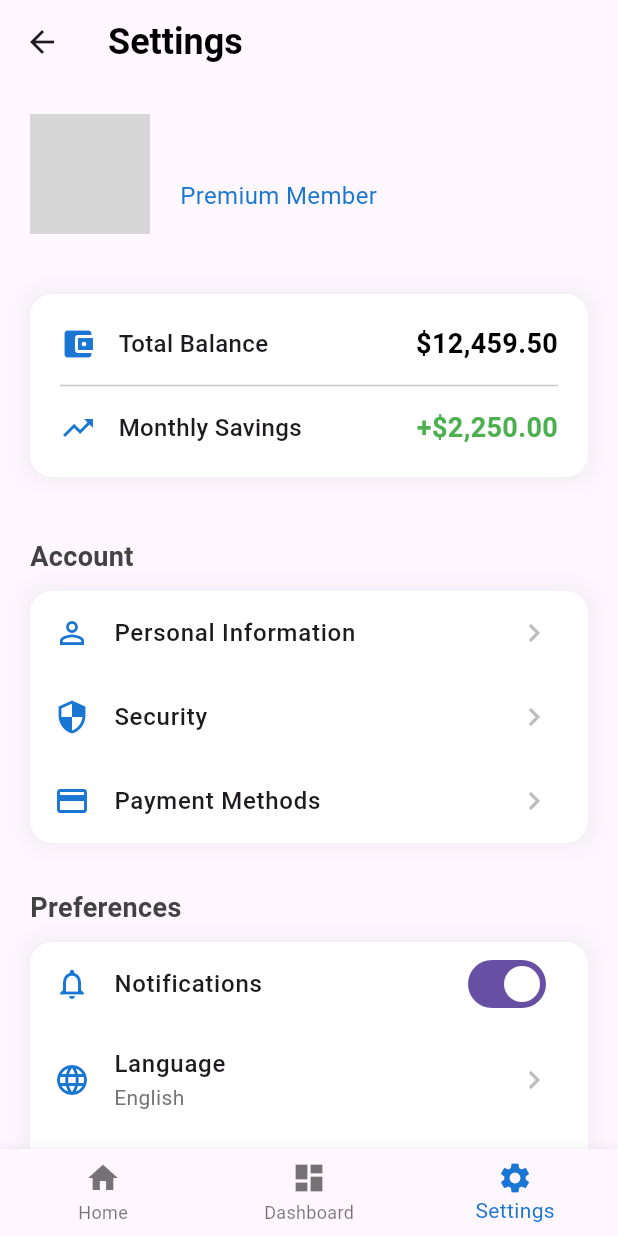
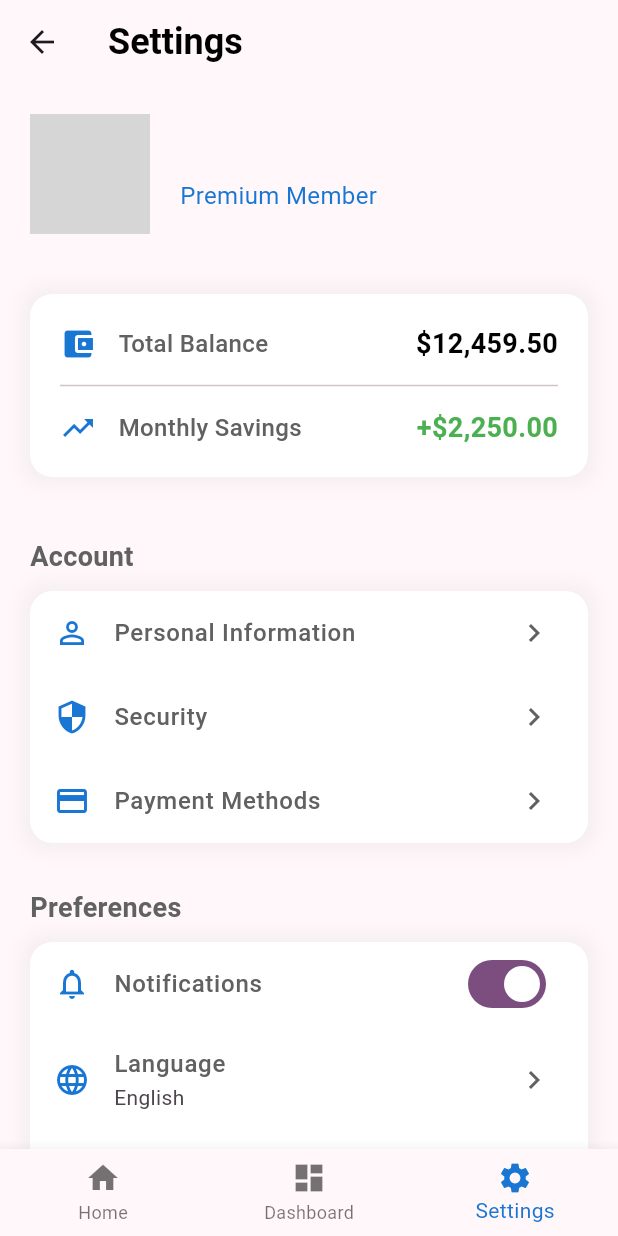
Before and after one commit to sensitiky/flutter-finance-tracker, a Flutter app: the Home screen opened by its route, scrolled down 179 dp, after a tap on the "person outline" icon, on a phone screen of 412 x 824 dp. Run offline on Flutter 3.47's test engine with Material 3 defaults, Android fonts, the phone set to English and light mode, and no system bars; our stand-ins replace cloud_firestore, firebase_auth, firebase_core, fl_chart; accounts and stored records are empty; generated files the repository leaves out were written again; network calls fail; grey boxes are pictures that could not be loaded.

Commit message:
add theme management with ThemeViewModel and integrate into main app

```diff
--- a/lib/main.dart
+++ b/lib/main.dart
@@ -1,5 +1,6 @@
 import 'package:expense_tracker/firebase_options.dart';
 import 'package:expense_tracker/modelview/cardviewmodel.dart';
+import 'package:expense_tracker/modelview/themeviewmodel.dart';
 import 'package:expense_tracker/modelview/userviewmodel.dart';
 import 'package:expense_tracker/services/cardservices.dart';
 import 'package:expense_tracker/services/userservices.dart';
@@ -30,13 +31,37 @@ class MainApp extends StatelessWidget {
             create: (context) => UserViewModel(Userservices()),
           ),
           ChangeNotifierProvider(
-          create: (context) => CreditCardViewModel(CardServices()),
+            create: (context) => CreditCardViewModel(
+              CardServices(),
             ),
+          ),
+          ChangeNotifierProvider(
+            create: (context) => Themeviewmodel(),
+          )
         ],
-      child: MaterialApp(
+        child:
+            Consumer<Themeviewmodel>(builder: (context, themeViewModel, child) {
+          return MaterialApp(
             debugShowCheckedModeBanner: false,
             initialRoute: "/Welcome",
             home: const Home(),
+            theme: ThemeData(
+              useMaterial3: true,
+              colorScheme: ColorScheme.fromSeed(
+                seedColor: Colors.purple,
+                brightness: Brightness.light,
+              ),
+              brightness: Brightness.light,
+            ),
+            darkTheme: ThemeData(
+              useMaterial3: true,
+              colorScheme: ColorScheme.fromSeed(
+                seedColor: Colors.purple,
+                brightness: Brightness.dark,
+              ),
+            ),
+            themeMode:
+                themeViewModel.isDarkMode ? ThemeMode.dark : ThemeMode.light,
             routes: {
               "/Home": (context) => const Home(),
               "/Dashboard": (context) => const DashboardScreen(),
@@ -45,8 +70,8 @@ class MainApp extends StatelessWidget {
               "/Register": (context) => const RegisterForm(),
               "/Settings": (context) => SettingsScreen(),
             },
-      ),
           );
+        }));
   }
 }
 
@@ -80,6 +105,8 @@ class HomeState extends State<Home> {
       const DashboardScreen(),
       SettingsScreen(),
     ];
+    return Consumer<Themeviewmodel>(
+      builder: (context, themeViewModel, child) {
         return Scaffold(
           body: widgetOptions.elementAt(_selectedIndex),
           bottomNavigationBar: BottomNavigationBar(
@@ -98,9 +125,12 @@ class HomeState extends State<Home> {
               )
             ],
             currentIndex: _selectedIndex,
-        selectedItemColor: Colors.blue.shade700,
+            selectedItemColor:
+                themeViewModel.isDarkMode ? Colors.blue[700] : Colors.blue[700],
             onTap: _onItemTapped,
           ),
         );
+      },
+    );
   }
 }
--- /dev/null
+++ b/lib/modelview/themeviewmodel.dart
@@ -0,0 +1,11 @@
+import 'package:flutter/material.dart';
+
+class Themeviewmodel extends ChangeNotifier {
+  bool _isDarkMode = false;
+  bool get isDarkMode => _isDarkMode;
+
+  void toggleTheme(bool isOn) {
+    _isDarkMode = isOn;
+    notifyListeners();
+  }
+}
--- a/lib/services/cardservices.dart
+++ b/lib/services/cardservices.dart
@@ -1,7 +1,10 @@
 import 'package:cloud_firestore/cloud_firestore.dart';
 import 'package:expense_tracker/model/creditcard.dart';
 
-//TODO Poder editar valores de las tarjetas para poder almacenarlas sino ahora todo el tiempo es null
+/*TODO
+Recorrer las tarjetas del usuario si tiene más de una, máximo de 5 por persona??
+Poder editar las tarjetas, verificar tarjetas con un pago minimo de $0.1
+*/
 class CardServices {
   final FirebaseFirestore _firestore = FirebaseFirestore.instance;
 
--- a/lib/view/home.dart
+++ b/lib/view/home.dart
@@ -1,4 +1,5 @@
 import 'package:expense_tracker/components/card.dart';
+import 'package:expense_tracker/modelview/themeviewmodel.dart';
 import 'package:expense_tracker/modelview/userviewmodel.dart';
 import 'package:flutter/material.dart';
 import 'package:provider/provider.dart';
@@ -9,19 +10,21 @@ class HomeScreen extends StatelessWidget {
 
   @override
   Widget build(BuildContext context) {
-    return Consumer<UserViewModel>(
-      builder: (context, userViewModel, child) {
+    return Consumer2<UserViewModel, Themeviewmodel>(
+      builder: (context, userViewModel, themeViewModel, child) {
         return Scaffold(
-          backgroundColor: Colors.grey[100],
+          backgroundColor: Colors.transparent,
           appBar: AppBar(
             title: Text(
               'Welcome Back ${userViewModel.name}',
             ),
+            centerTitle: true,
             actions: [
               IconButton(
-                icon: const CircleAvatar(
+                icon: CircleAvatar(
                   radius: 15,
-                  backgroundColor: Colors.white,
+                  backgroundColor:
+                      Theme.of(context).colorScheme.primaryContainer,
                   child: Icon(Icons.person_outline, size: 20),
                 ),
                 onPressed: goToSettings,
@@ -42,14 +45,19 @@ class HomeScreen extends StatelessWidget {
                       Text(
                         'Total Balance',
                         style: TextStyle(
-                          color: Colors.grey[600],
+                          color: themeViewModel.isDarkMode
+                              ? Colors.grey
+                              : Colors.black54,
                           fontSize: 16,
                         ),
                       ),
                       const SizedBox(height: 8),
-                      const Text(
+                      Text(
                         '\$12,846.00',
                         style: TextStyle(
+                          color: themeViewModel.isDarkMode
+                              ? Colors.white
+                              : Colors.black,
                           fontSize: 32,
                           fontWeight: FontWeight.bold,
                         ),
@@ -157,6 +165,8 @@ class HomeScreen extends StatelessWidget {
     required String label,
     required Color color,
   }) {
+    return Consumer<Themeviewmodel>(
+      builder: (context, themeViewModel, child) {
         return Column(
           children: [
             Container(
@@ -171,11 +181,13 @@ class HomeScreen extends StatelessWidget {
             Text(
               label,
               style: TextStyle(
-            color: Colors.grey[700],
+                color: themeViewModel.isDarkMode ? Colors.white : Colors.black,
                 fontSize: 12,
               ),
             ),
           ],
+        );
+      },
     );
   }
 
@@ -187,11 +199,13 @@ class HomeScreen extends StatelessWidget {
     required String date,
     bool isIncome = false,
   }) {
+    return Consumer<Themeviewmodel>(
+      builder: (context, themeViewModel, child) {
         return Container(
           margin: const EdgeInsets.only(bottom: 15),
           padding: const EdgeInsets.all(15),
           decoration: BoxDecoration(
-        color: Colors.white,
+            color: themeViewModel.isDarkMode ? Colors.white10 : Colors.white,
             borderRadius: BorderRadius.circular(12),
             boxShadow: [
               BoxShadow(
@@ -218,7 +232,10 @@ class HomeScreen extends StatelessWidget {
                   children: [
                     Text(
                       title,
-                  style: const TextStyle(
+                      style: TextStyle(
+                        color: themeViewModel.isDarkMode
+                            ? Colors.white
+                            : Colors.black,
                         fontWeight: FontWeight.w600,
                         fontSize: 16,
                       ),
@@ -226,7 +243,9 @@ class HomeScreen extends StatelessWidget {
                     Text(
                       subtitle,
                       style: TextStyle(
-                    color: Colors.grey[600],
+                        color: themeViewModel.isDarkMode
+                            ? Colors.white70
+                            : Colors.grey,
                         fontSize: 14,
                       ),
                     ),
@@ -247,7 +266,9 @@ class HomeScreen extends StatelessWidget {
                   Text(
                     date,
                     style: TextStyle(
-                  color: Colors.grey[600],
+                      color: themeViewModel.isDarkMode
+                          ? Colors.white
+                          : Colors.black,
                       fontSize: 14,
                     ),
                   ),
@@ -256,5 +277,7 @@ class HomeScreen extends StatelessWidget {
             ],
           ),
         );
+      },
+    );
   }
 }
--- a/lib/view/settings.dart
+++ b/lib/view/settings.dart
@@ -1,3 +1,4 @@
+import 'package:expense_tracker/modelview/themeviewmodel.dart';
 import 'package:expense_tracker/modelview/userviewmodel.dart';
 import 'package:flutter/material.dart';
 import 'package:provider/provider.dart';
@@ -7,8 +8,8 @@ class SettingsScreen extends StatelessWidget {
 
   @override
   Widget build(BuildContext context) {
-    return Consumer<UserViewModel>(
-      builder: (context, userViewModel, child) {
+    return Consumer2<UserViewModel, Themeviewmodel>(
+      builder: (context, userViewModel, themeViewModel, child) {
         return Scaffold(
           appBar: AppBar(
             elevation: 0,
@@ -72,7 +73,9 @@ class SettingsScreen extends StatelessWidget {
                   margin: const EdgeInsets.all(20),
                   padding: const EdgeInsets.all(20),
                   decoration: BoxDecoration(
-                    color: Colors.white,
+                    color: themeViewModel.isDarkMode
+                        ? Colors.white10
+                        : Colors.white,
                     borderRadius: BorderRadius.circular(15),
                     boxShadow: [
                       BoxShadow(
@@ -88,6 +91,9 @@ class SettingsScreen extends StatelessWidget {
                         icon: Icons.account_balance_wallet,
                         title: 'Total Balance',
                         value: '\$12,459.50',
+                        valueColor: themeViewModel.isDarkMode
+                            ? Colors.white
+                            : Colors.black,
                       ),
                       const Divider(height: 30),
                       _buildStatItem(
@@ -107,16 +113,25 @@ class SettingsScreen extends StatelessWidget {
                     _buildSettingsItem(
                       icon: Icons.person_outline,
                       title: 'Personal Information',
+                      titleColor: themeViewModel.isDarkMode
+                          ? Colors.white
+                          : Colors.grey[700],
                       onTap: () {},
                     ),
                     _buildSettingsItem(
                       icon: Icons.security,
                       title: 'Security',
+                      titleColor: themeViewModel.isDarkMode
+                          ? Colors.white
+                          : Colors.grey[700],
                       onTap: () {},
                     ),
                     _buildSettingsItem(
                       icon: Icons.credit_card,
                       title: 'Payment Methods',
+                      titleColor: themeViewModel.isDarkMode
+                          ? Colors.white
+                          : Colors.grey[700],
                       onTap: () {},
                     ),
                   ],
@@ -128,6 +143,9 @@ class SettingsScreen extends StatelessWidget {
                     _buildSettingsItem(
                       icon: Icons.notifications_none,
                       title: 'Notifications',
+                      titleColor: themeViewModel.isDarkMode
+                          ? Colors.white
+                          : Colors.grey[700],
                       trailing: Switch(
                         value: true,
                         onChanged: (value) {},
@@ -136,16 +154,27 @@ class SettingsScreen extends StatelessWidget {
                     _buildSettingsItem(
                       icon: Icons.language,
                       title: 'Language',
+                      titleColor: themeViewModel.isDarkMode
+                          ? Colors.white
+                          : Colors.grey[700],
                       subtitle: 'English',
                       onTap: () {},
                     ),
                     _buildSettingsItem(
                       icon: Icons.dark_mode_outlined,
                       title: 'Dark Mode',
-                      trailing: Switch(
-                        value: false,
-                        onChanged: (value) {},
-                      ),
+                      titleColor: themeViewModel.isDarkMode
+                          ? Colors.white
+                          : Colors.grey[700],
+                      trailing: Consumer<Themeviewmodel>(
+                          builder: (context, themeViewModel, chil) {
+                        return Switch(
+                          value: themeViewModel.isDarkMode,
+                          onChanged: (value) {
+                            themeViewModel.toggleTheme(value);
+                          },
+                        );
+                      }),
                     ),
                   ],
                 ),
@@ -156,11 +185,17 @@ class SettingsScreen extends StatelessWidget {
                     _buildSettingsItem(
                       icon: Icons.help_outline,
                       title: 'Help Center',
+                      titleColor: themeViewModel.isDarkMode
+                          ? Colors.white
+                          : Colors.grey[700],
                       onTap: () {},
                     ),
                     _buildSettingsItem(
                       icon: Icons.policy_outlined,
                       title: 'Privacy Policy',
+                      titleColor: themeViewModel.isDarkMode
+                          ? Colors.white
+                          : Colors.grey[700],
                       onTap: () {},
                     ),
                     _buildSettingsItem(
@@ -189,6 +224,7 @@ class SettingsScreen extends StatelessWidget {
     required String value,
     Color? valueColor,
   }) {
+    return Consumer<Themeviewmodel>(builder: (context, themeViewModel, child) {
       return Row(
         mainAxisAlignment: MainAxisAlignment.spaceBetween,
         children: [
@@ -198,7 +234,10 @@ class SettingsScreen extends StatelessWidget {
               const SizedBox(width: 15),
               Text(
                 title,
-              style: const TextStyle(
+                style: TextStyle(
+                  color: themeViewModel.isDarkMode
+                      ? Colors.white
+                      : Colors.grey[700],
                   fontSize: 16,
                   fontWeight: FontWeight.w500,
                 ),
@@ -215,12 +254,15 @@ class SettingsScreen extends StatelessWidget {
           ),
         ],
       );
+    });
   }
 
   Widget _buildSettingsSection({
     required String title,
     required List<Widget> items,
   }) {
+    return Consumer<Themeviewmodel>(
+      builder: (context, themeViewModel, child) {
         return Container(
           margin: const EdgeInsets.symmetric(horizontal: 20, vertical: 10),
           child: Column(
@@ -233,13 +275,16 @@ class SettingsScreen extends StatelessWidget {
                   style: TextStyle(
                     fontSize: 18,
                     fontWeight: FontWeight.bold,
-                color: Colors.grey.shade800,
+                    color: themeViewModel.isDarkMode
+                        ? Colors.white
+                        : Colors.grey[700],
                   ),
                 ),
               ),
               Container(
                 decoration: BoxDecoration(
-              color: Colors.white,
+                  color:
+                      themeViewModel.isDarkMode ? Colors.white10 : Colors.white,
                   borderRadius: BorderRadius.circular(15),
                   boxShadow: [
                     BoxShadow(
@@ -256,12 +301,15 @@ class SettingsScreen extends StatelessWidget {
             ],
           ),
         );
+      },
+    );
   }
 
   Widget _buildSettingsItem({
     required IconData icon,
     required String title,
     String? subtitle,
+    Color? subtitleColor,
     Color? titleColor,
     Widget? trailing,
     VoidCallback? onTap,
@@ -280,14 +328,14 @@ class SettingsScreen extends StatelessWidget {
       subtitle: subtitle != null
           ? Text(
               subtitle,
-              style: TextStyle(color: Colors.grey.shade600),
+              style: TextStyle(color: subtitleColor),
             )
           : null,
       trailing: trailing ??
           (onTap != null
               ? Icon(
                   Icons.chevron_right,
-                  color: Colors.grey.shade400,
+                  color: Colors.grey[700],
                 )
               : null),
     );
```
Lines whose indentation alone changed are shown as unchanged.
